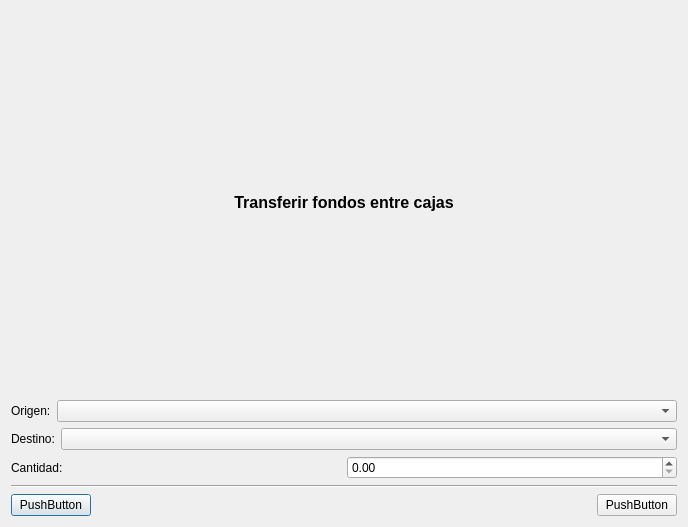
Qt form trunk/plugins/caja/formtransferirbase.ui (chungote/gestotux) before a commit.
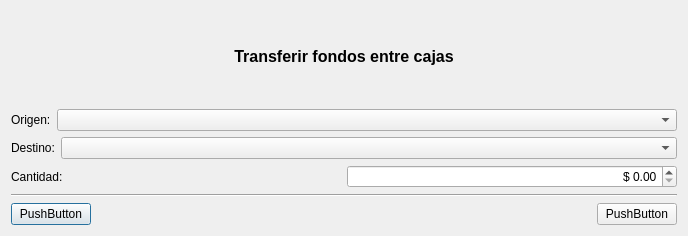
The same form after that commit.

```diff
--- a/trunk/plugins/caja/formtransferirbase.ui
+++ b/trunk/plugins/caja/formtransferirbase.ui
@@ -7,7 +7,7 @@
     <x>0</x>
     <y>0</y>
     <width>688</width>
-    <height>527</height>
+    <height>236</height>
    </rect>
   </property>
   <property name="windowTitle">
@@ -81,6 +81,12 @@
      </item>
      <item>
       <widget class="QDoubleSpinBox" name="DSBCantidad">
+       <property name="alignment">
+        <set>Qt::AlignRight|Qt::AlignTrailing|Qt::AlignVCenter</set>
+       </property>
+       <property name="prefix">
+        <string>$ </string>
+       </property>
        <property name="maximum">
         <double>999999999.990000009536743</double>
        </property>
```
